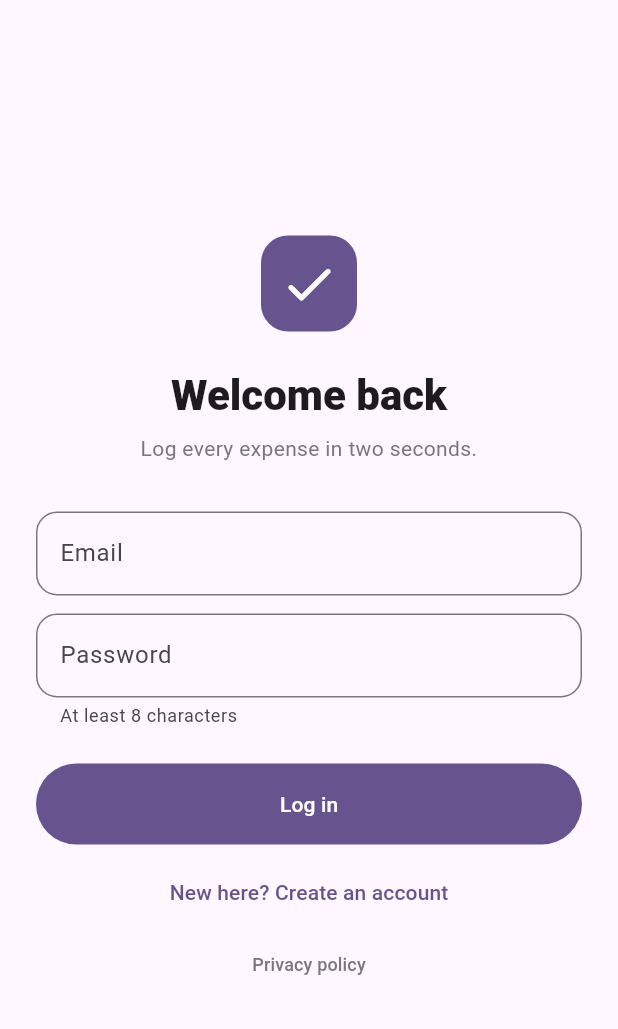
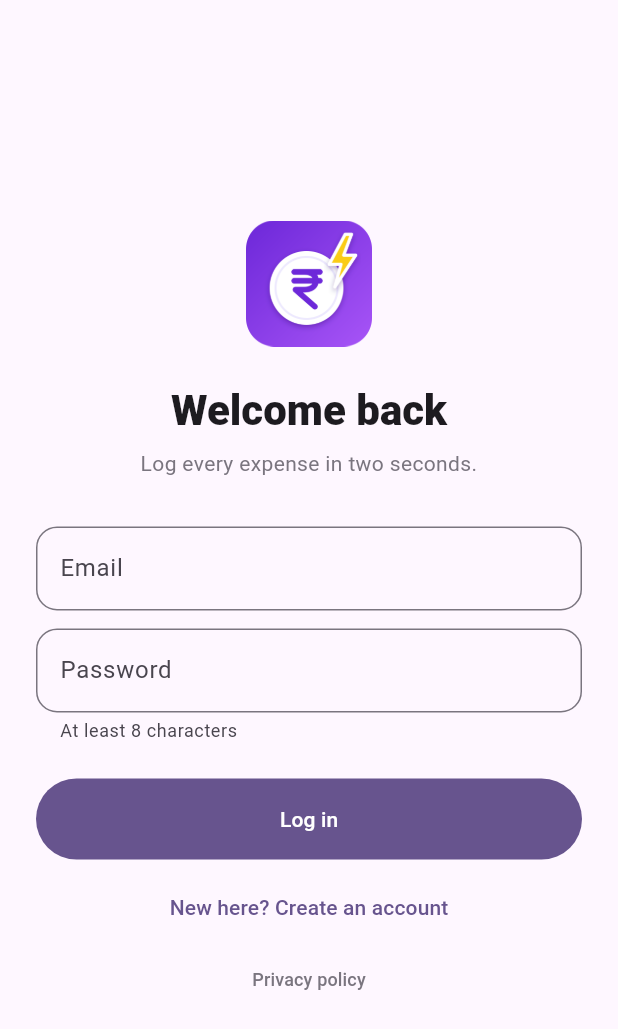
Before and after one commit to kuldeepsaini65/WeTracker, a Flutter app: the screen it shows after launch, on a phone screen of 412 x 824 dp. Shown: the top 1029 px of the screen. Run offline on Flutter 3.47's test engine with Material 3 defaults, Android fonts, the phone set to English and light mode, and no system bars; our stand-ins replace flutter_native_splash, shared_preferences; missing offline and left inert: quick_actions; accounts and stored records are empty.

Commit message:
Refactor code structure for improved readability and maintainability

```diff
--- a/mobile/lib/ui/login_screen.dart
+++ b/mobile/lib/ui/login_screen.dart
@@ -65,15 +65,7 @@ class _LoginScreenState extends State<LoginScreen> {
               child: Column(
                 crossAxisAlignment: CrossAxisAlignment.stretch,
                 children: [
-                  Center(
-                    child: Container(
-                      width: 64,
-                      height: 64,
-                      alignment: Alignment.center,
-                      decoration: BoxDecoration(color: theme.colorScheme.primary, borderRadius: BorderRadius.circular(18)),
-                      child: Icon(Icons.check_rounded, color: theme.colorScheme.onPrimary, size: 40),
-                    ),
-                  ),
+                  Center(child: Image.asset('assets/brand/logo.png', width: 84, height: 84)),
                   const SizedBox(height: 24),
                   Text(
                     _register ? 'Create your account' : 'Welcome back',
```
Also changed, not shown: mobile/assets/brand/play-icon.svg (added), mobile/store/play-icon-512.png, mobile/store/screenshot-1.png (added), mobile/store/screenshot-2.png (added), mobile/store/screenshot-3.png (added), mobile/store/screenshot-4.png (added), 1 other file.
